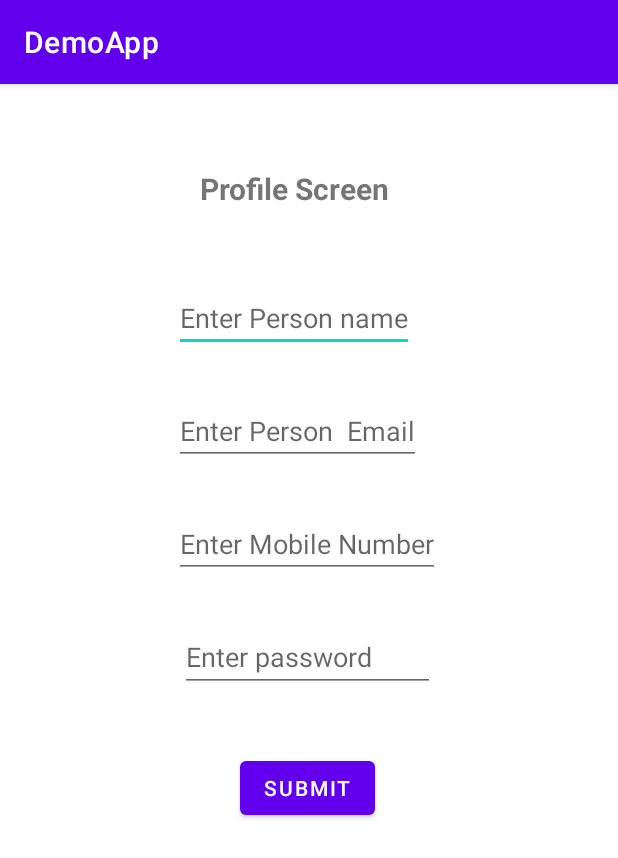
After one commit to YudizAndroidPrakash/Layout, an Android app: the Profile screen opened directly, with no data from a screen before it, on a phone screen of 412 x 824 dp. The commit adds this screen. Shown: the top 858 px of the screen. Run offline under Robolectric (Android 15) with nearby library versions, the phone set to English and light mode, and no system bars.

Commit message:
profile Screen Completed

```diff
--- a/app/src/main/AndroidManifest.xml
+++ b/app/src/main/AndroidManifest.xml
@@ -11,6 +11,9 @@
         android:supportsRtl="true"
         android:theme="@style/Theme.DemoApp"
         tools:targetApi="31">
+        <activity
+            android:name=".Profile"
+            android:exported="false" />
         <activity
             android:name=".Registration"
             android:exported="false" />
--- a/app/src/main/java/com/example/demoapp/MainActivity.kt
+++ b/app/src/main/java/com/example/demoapp/MainActivity.kt
@@ -13,10 +13,15 @@ class MainActivity : AppCompatActivity() {
         setContentView(R.layout.activity_main)
 
         btnRegistartion = findViewById(R.id.btnRegistration)
+        btnProfile = findViewById(R.id.btnProfile)
 
         btnRegistartion.setOnClickListener {
             var i = Intent(this,Registration::class.java)
             startActivity(i)
         }
+        btnProfile.setOnClickListener {
+            var intent = Intent(this,Profile::class.java)
+            startActivity(intent)
+        }
     }
 }
--- /dev/null
+++ b/app/src/main/java/com/example/demoapp/Profile.kt
@@ -0,0 +1,11 @@
+package com.example.demoapp
+
+import androidx.appcompat.app.AppCompatActivity
+import android.os.Bundle
+
+class Profile : AppCompatActivity() {
+    override fun onCreate(savedInstanceState: Bundle?) {
+        super.onCreate(savedInstanceState)
+        setContentView(R.layout.activity_profile)
+    }
+}
--- /dev/null
+++ b/app/src/main/res/layout/activity_profile.xml
@@ -0,0 +1,83 @@
+<?xml version="1.0" encoding="utf-8"?>
+<androidx.constraintlayout.widget.ConstraintLayout xmlns:android="http://schemas.android.com/apk/res/android"
+    xmlns:app="http://schemas.android.com/apk/res-auto"
+    xmlns:tools="http://schemas.android.com/tools"
+    android:layout_width="match_parent"
+    android:layout_height="match_parent"
+    tools:context=".Profile">
+
+
+    <TextView
+        android:id="@+id/screenTitle"
+        android:layout_width="wrap_content"
+        android:layout_height="wrap_content"
+        android:layout_marginTop="56dp"
+        android:gravity="center"
+        android:text="Profile Screen"
+        android:textAlignment="center"
+        android:textSize="20sp"
+        android:textStyle="bold"
+        app:layout_constraintEnd_toEndOf="parent"
+        app:layout_constraintHorizontal_bias="0.464"
+        app:layout_constraintStart_toStartOf="parent"
+        app:layout_constraintTop_toTopOf="parent" />
+
+    <EditText
+
+        android:id="@+id/edtPersonName"
+        android:layout_width="wrap_content"
+        android:layout_height="wrap_content"
+        android:layout_marginStart="116dp"
+        android:layout_marginTop="50dp"
+        android:hint="Enter Person name"
+        android:inputType="textPersonName"
+        app:layout_constraintStart_toStartOf="parent"
+        app:layout_constraintTop_toBottomOf="@+id/screenTitle" />
+
+    <EditText
+        android:id="@+id/edtPersonEmail"
+        android:layout_width="wrap_content"
+        android:layout_height="wrap_content"
+        android:layout_marginTop="30dp"
+        android:hint="Enter Person  Email"
+        app:layout_constraintEnd_toEndOf="@+id/edtPersonName"
+        app:layout_constraintHorizontal_bias="0.0"
+        app:layout_constraintStart_toStartOf="@+id/edtPersonName"
+        app:layout_constraintTop_toBottomOf="@+id/edtPersonName" />
+
+    <EditText
+        android:id="@+id/edtPersonMobile"
+        android:layout_width="wrap_content"
+        android:layout_height="wrap_content"
+        android:layout_marginTop="30dp"
+        android:hint="Enter Mobile Number"
+        app:layout_constraintEnd_toEndOf="@+id/edtPersonEmail"
+        app:layout_constraintHorizontal_bias="0.0"
+        app:layout_constraintStart_toStartOf="@+id/edtPersonEmail"
+        app:layout_constraintTop_toBottomOf="@+id/edtPersonEmail" />
+
+
+    <EditText
+        android:id="@+id/edtPersonPassword"
+        android:layout_width="170dp"
+        android:layout_height="46dp"
+        android:layout_marginTop="30dp"
+        android:hint="Enter password"
+        app:layout_constraintEnd_toEndOf="@+id/edtPersonMobile"
+        app:layout_constraintHorizontal_bias="0.522"
+        app:layout_constraintStart_toStartOf="@+id/edtPersonMobile"
+        app:layout_constraintTop_toBottomOf="@+id/edtPersonMobile" />
+
+
+    <Button
+        android:id="@+id/btnSubmit"
+        android:layout_width="wrap_content"
+        android:layout_height="wrap_content"
+        android:layout_marginTop="40dp"
+        android:layout_marginEnd="40dp"
+        android:text="Submit"
+        app:layout_constraintEnd_toEndOf="@+id/edtPersonPassword"
+        app:layout_constraintTop_toBottomOf="@+id/edtPersonPassword" />
+
+
+</androidx.constraintlayout.widget.ConstraintLayout>
```
